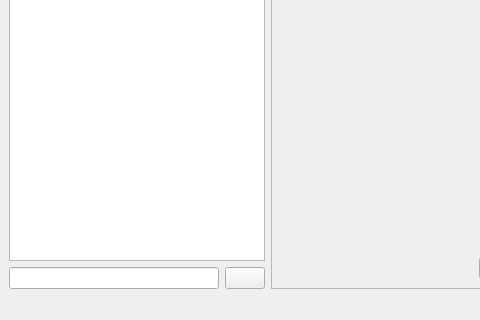
First picture: the form in flika/app/plugin_manager.ui, repository flika-org/flika, before the edit; both pictures show x 0 to 480 and y 197 to 517 of the 759 by 517 pixel window.
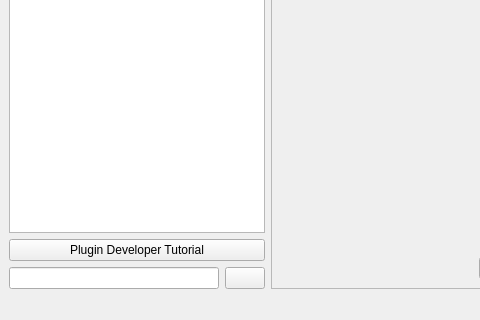
Second picture: the form after the edit. Icons and pictures are not drawn.

Commit message: Added New Plugin Button to manager

The edit to the form file:
```diff
--- a/flika/app/plugin_manager.ui
+++ b/flika/app/plugin_manager.ui
@@ -55,6 +55,13 @@
       <item>
        <widget class="QListWidget" name="pluginList"/>
       </item>
+      <item>
+       <widget class="QPushButton" name="tutorialButton">
+        <property name="text">
+         <string>Plugin Developer Tutorial</string>
+        </property>
+       </widget>
+      </item>
       <item>
        <layout class="QHBoxLayout" name="horizontalLayout_4">
         <item>
```
The commit also changes 1 other file.
